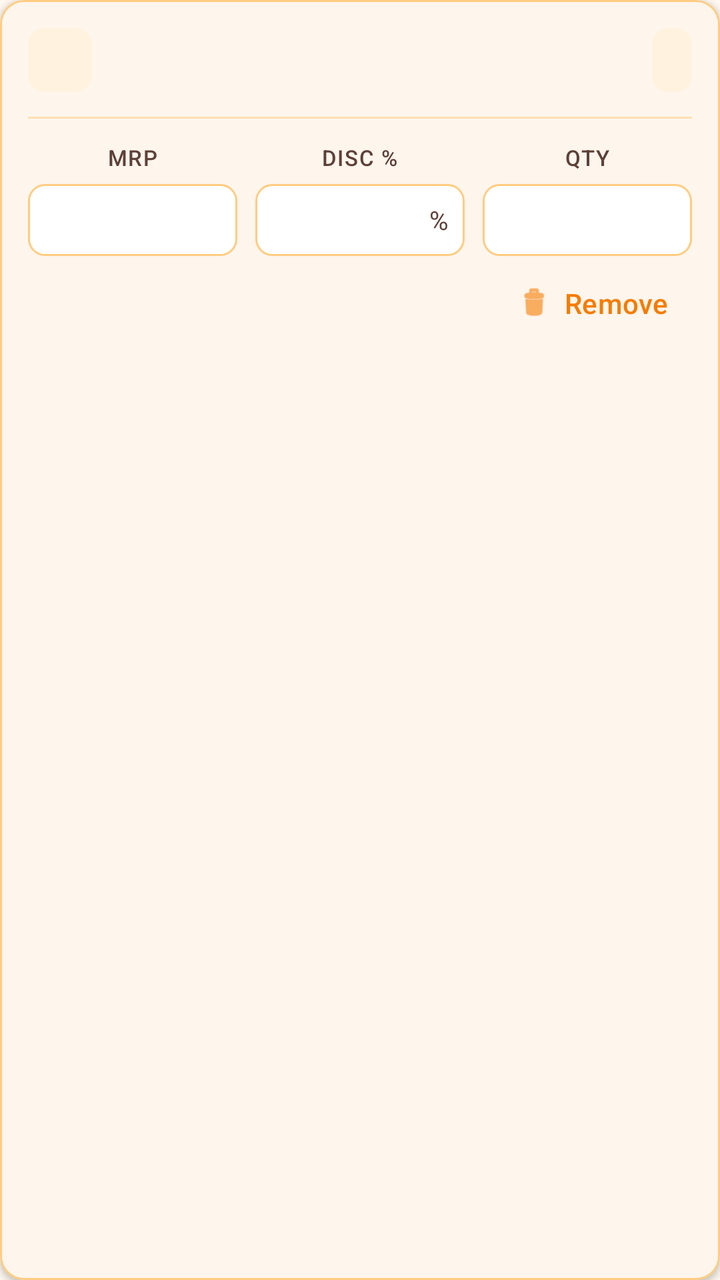
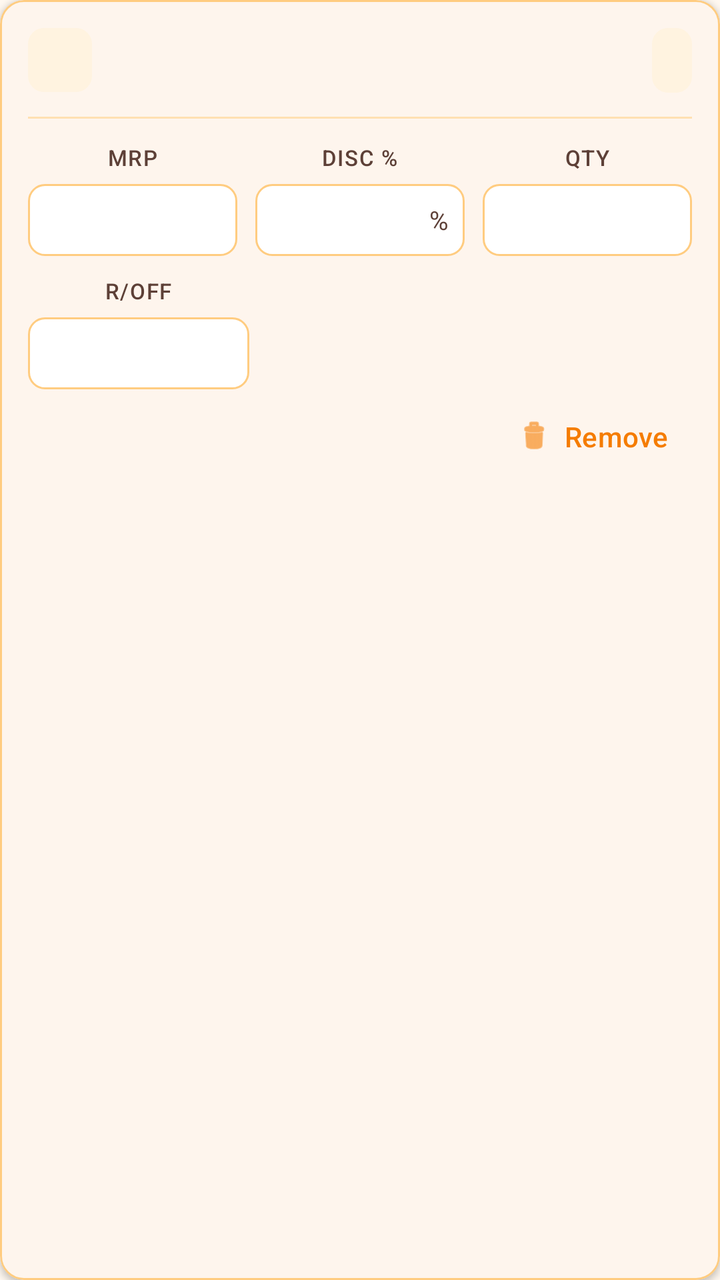

An Android layout rendered at two revisions. The XML below is the earlier revision; the diff shows what the commit changed to produce the second picture.
<!-- AndroidManifest.xml: application theme Theme.VikrSaathi -->
<!-- res/layout/item_bill_line.xml -->
<?xml version="1.0" encoding="utf-8"?>
<com.google.android.material.card.MaterialCardView xmlns:android="http://schemas.android.com/apk/res/android"
    xmlns:app="http://schemas.android.com/apk/res-auto"
    style="@style/VikrSaathiBillLineCard"
    android:layout_width="match_parent"
    android:layout_height="wrap_content"
    android:layout_marginHorizontal="2dp"
    android:layout_marginVertical="6dp">

    <LinearLayout
        android:layout_width="match_parent"
        android:layout_height="wrap_content"
        android:orientation="vertical"
        android:padding="14dp">

        <LinearLayout
            android:layout_width="match_parent"
            android:layout_height="wrap_content"
            android:gravity="center_vertical"
            android:orientation="horizontal">

            <TextView
                android:id="@+id/textSlNo"
                android:layout_width="32dp"
                android:layout_height="32dp"
                android:background="@drawable/bg_bill_line_badge"
                android:gravity="center"
                android:textColor="@color/text_accent"
                android:textSize="14sp"
                android:textStyle="bold" />

            <TextView
                android:id="@+id/textParticulars"
                android:layout_width="0dp"
                android:layout_height="wrap_content"
                android:layout_marginStart="12dp"
                android:layout_weight="1"
                android:ellipsize="end"
                android:maxLines="2"
                android:textAppearance="?attr/textAppearanceTitleMedium"
                android:textColor="@color/text_primary_dark"
                android:textStyle="bold" />

            <TextView
                android:id="@+id/textPrice"
                android:layout_width="wrap_content"
                android:layout_height="wrap_content"
                android:layout_marginStart="8dp"
                android:background="@drawable/bg_bill_line_total"
                android:paddingHorizontal="10dp"
                android:paddingVertical="6dp"
                android:textColor="@color/text_accent"
                android:textSize="15sp"
                android:textStyle="bold" />
        </LinearLayout>

        <View
            android:layout_width="match_parent"
            android:layout_height="1dp"
            android:layout_marginTop="12dp"
            android:layout_marginBottom="12dp"
            android:background="@color/surface_divider" />

        <LinearLayout
            android:layout_width="match_parent"
            android:layout_height="wrap_content"
            android:baselineAligned="false"
            android:orientation="horizontal">

            <LinearLayout
                android:layout_width="0dp"
                android:layout_height="wrap_content"
                android:layout_marginEnd="6dp"
                android:layout_weight="1"
                android:gravity="center_horizontal"
                android:orientation="vertical">

                <TextView
                    style="@style/VikrSaathiBillLineLabel"
                    android:layout_width="wrap_content"
                    android:layout_height="wrap_content"
                    android:text="@string/mrp" />

                <TextView
                    android:id="@+id/textMrp"
                    android:layout_width="match_parent"
                    android:layout_height="36dp"
                    android:layout_marginTop="6dp"
                    android:background="@drawable/bg_bill_line_input"
                    android:gravity="center"
                    android:textColor="@color/text_primary_dark"
                    android:textSize="15sp"
                    android:textStyle="bold" />
            </LinearLayout>

            <LinearLayout
                android:layout_width="0dp"
                android:layout_height="wrap_content"
                android:layout_marginHorizontal="3dp"
                android:layout_weight="1"
                android:gravity="center_horizontal"
                android:orientation="vertical">

                <TextView
                    style="@style/VikrSaathiBillLineLabel"
                    android:layout_width="wrap_content"
                    android:layout_height="wrap_content"
                    android:text="@string/discount_short" />

                <LinearLayout
                    android:layout_width="match_parent"
                    android:layout_height="36dp"
                    android:layout_marginTop="6dp"
                    android:background="@drawable/bg_bill_line_input"
                    android:gravity="center"
                    android:orientation="horizontal"
                    android:paddingHorizontal="4dp">

                    <com.google.android.material.textfield.TextInputEditText
                        android:id="@+id/editDiscount"
                        style="@style/VikrSaathiBillLineEditableInput"
                        android:layout_width="0dp"
                        android:layout_height="match_parent"
                        android:layout_weight="1"
                        android:background="@android:color/transparent"
                        android:inputType="numberDecimal"
                        android:minHeight="0dp"
                        android:padding="0dp" />

                    <TextView
                        android:layout_width="wrap_content"
                        android:layout_height="wrap_content"
                        android:layout_marginEnd="4dp"
                        android:text="%"
                        android:textColor="@color/text_secondary_dark"
                        android:textSize="13sp" />
                </LinearLayout>
            </LinearLayout>

            <LinearLayout
                android:layout_width="0dp"
                android:layout_height="wrap_content"
                android:layout_marginStart="6dp"
                android:layout_weight="1"
                android:gravity="center_horizontal"
                android:orientation="vertical">

                <TextView
                    style="@style/VikrSaathiBillLineLabel"
                    android:layout_width="wrap_content"
                    android:layout_height="wrap_content"
                    android:text="@string/qty_short" />

                <com.google.android.material.textfield.TextInputEditText
                    android:id="@+id/editQuantity"
                    style="@style/VikrSaathiBillLineEditableInput"
                    android:layout_width="match_parent"
                    android:layout_height="36dp"
                    android:layout_marginTop="6dp"
                    android:inputType="number" />
            </LinearLayout>
        </LinearLayout>

        <com.google.android.material.button.MaterialButton
            android:id="@+id/buttonRemoveLine"
            style="@style/Widget.Material3.Button.TextButton"
            android:layout_width="wrap_content"
            android:layout_height="wrap_content"
            android:layout_gravity="end"
            android:layout_marginTop="4dp"
            android:minHeight="36dp"
            android:text="@string/remove"
            android:textColor="@color/text_accent_soft"
            app:icon="@android:drawable/ic_menu_delete"
            app:iconGravity="textStart"
            app:iconPadding="6dp"
            app:iconSize="18dp"
            app:iconTint="@color/text_accent_soft" />
    </LinearLayout>
</com.google.android.material.card.MaterialCardView>
<!-- resources referenced by this layout -->
<resources>
  <color name="surface_divider">@color/orange_100</color>
  <color name="text_accent">@color/orange_800</color>
  <color name="text_accent_soft">@color/orange_700</color>
  <color name="text_primary_dark">#212121</color>
  <color name="text_secondary_dark">#5D4037</color>
  <!-- drawable bg_bill_line_badge (drawable) -->
  <?xml version="1.0" encoding="utf-8"?>
  <shape xmlns:android="http://schemas.android.com/apk/res/android"
      android:shape="rectangle">
      <solid android:color="@color/surface_muted" />
      <corners android:radius="8dp" />
  </shape>
  <!-- drawable bg_bill_line_input (drawable) -->
  <?xml version="1.0" encoding="utf-8"?>
  <shape xmlns:android="http://schemas.android.com/apk/res/android"
      android:shape="rectangle">
      <solid android:color="@color/input_surface" />
      <stroke
          android:width="1dp"
          android:color="@color/input_stroke" />
      <corners android:radius="8dp" />
  </shape>
  <!-- drawable bg_bill_line_total (drawable) -->
  <?xml version="1.0" encoding="utf-8"?>
  <shape xmlns:android="http://schemas.android.com/apk/res/android"
      android:shape="rectangle">
      <solid android:color="@color/surface_muted" />
      <corners android:radius="8dp" />
  </shape>
  <string name="discount_short">Disc %</string>
  <string name="mrp">MRP</string>
  <string name="qty_short">Qty</string>
  <string name="remove">Remove</string>
  <style name="VikrSaathiBillLineCard" parent="Widget.Material3.CardView.Outlined">
          <item name="cardCornerRadius">12dp</item>
          <item name="cardElevation">2dp</item>
          <item name="strokeColor">?attr/colorOutline</item>
          <item name="strokeWidth">1dp</item>
          <item name="cardBackgroundColor">?attr/colorSurface</item>
      </style>
  <style name="VikrSaathiBillLineEditableInput" parent="VikrSaathiBillLineInput">
          <item name="android:gravity">center_vertical|end</item>
      </style>
  <style name="VikrSaathiBillLineLabel">
          <item name="android:textAppearance">?attr/textAppearanceLabelSmall</item>
          <item name="android:textColor">?attr/colorOnSurfaceVariant</item>
          <item name="android:textAllCaps">true</item>
          <item name="android:letterSpacing">0.05</item>
      </style>
  <color name="orange_100">#FFE0B2</color>
  <color name="orange_800">#EF6C00</color>
  <color name="orange_700">#F57C00</color>
  <color name="surface_muted">@color/orange_50</color>
  <color name="input_surface">#FFFFFF</color>
  <color name="input_stroke">@color/orange_200</color>
  <color name="orange_primary">#F57C00</color>
  <color name="orange_primary_dark">#E65100</color>
  <color name="orange_on_primary">#FFFFFF</color>
  <color name="orange_accent">#FFB74D</color>
  <color name="black">#FF000000</color>
  <color name="orange_900">#E65100</color>
  <color name="surface_card">#FFFFFF</color>
  <color name="orange_surface">#FFF8F0</color>
  <color name="stroke_default">@color/orange_200</color>
  <color name="stroke_subtle">@color/orange_100</color>
  <style name="VikrSaathiSwitch" parent="Widget.Material3.CompoundButton.MaterialSwitch">
          <item name="thumbTint">@color/switch_thumb_tint</item>
          <item name="trackTint">@color/switch_track_tint</item>
          <item name="trackDecorationTint">@color/switch_track_decoration_tint</item>
      </style>
  <style name="VikrSaathiOutlinedButton" parent="Widget.Material3.Button.OutlinedButton">
          <item name="android:textColor">@color/button_outlined_text</item>
          <item name="strokeColor">@color/button_outlined_stroke</item>
      </style>
  <color name="orange_50">#FFF3E0</color>
  <color name="orange_200">#FFCC80</color>
  <!-- unchanged entries left out for length: 2 -->
</resources>

<!-- the commit's change to res/layout/item_bill_line.xml (unified diff, before → after) -->
@@ -159,9 +159,43 @@
                     android:layout_marginTop="6dp"
                     android:inputType="number" />
             </LinearLayout>
-        </LinearLayout>
-
-        <com.google.android.material.button.MaterialButton
+            </LinearLayout>
+
+            <LinearLayout
+                android:layout_width="match_parent"
+                android:layout_height="wrap_content"
+                android:layout_marginTop="10dp"
+                android:orientation="horizontal">
+
+                <LinearLayout
+                    android:layout_width="0dp"
+                    android:layout_height="wrap_content"
+                    android:layout_weight="1"
+                    android:gravity="center_horizontal"
+                    android:orientation="vertical">
+
+                    <TextView
+                        style="@style/VikrSaathiBillLineLabel"
+                        android:layout_width="wrap_content"
+                        android:layout_height="wrap_content"
+                        android:text="@string/round_off_short" />
+
+                    <com.google.android.material.textfield.TextInputEditText
+                        android:id="@+id/editRoundOff"
+                        style="@style/VikrSaathiBillLineEditableInput"
+                        android:layout_width="match_parent"
+                        android:layout_height="36dp"
+                        android:layout_marginTop="6dp"
+                        android:inputType="numberDecimal|numberSigned" />
+                </LinearLayout>
+
+                <View
+                    android:layout_width="0dp"
+                    android:layout_height="1dp"
+                    android:layout_weight="2" />
+            </LinearLayout>
+
+            <com.google.android.material.button.MaterialButton
             android:id="@+id/buttonRemoveLine"
             style="@style/Widget.Material3.Button.TextButton"
             android:layout_width="wrap_content"
<!-- resource entries referenced after the edit -->
@@ -33,6 +33,7 @@
   <string name="mrp">MRP</string>
   <string name="qty_short">Qty</string>
   <string name="remove">Remove</string>
+  <string name="round_off_short">R/off</string>
   <style name="VikrSaathiBillLineCard" parent="Widget.Material3.CardView.Outlined">
           <item name="cardCornerRadius">12dp</item>
           <item name="cardElevation">2dp</item>
